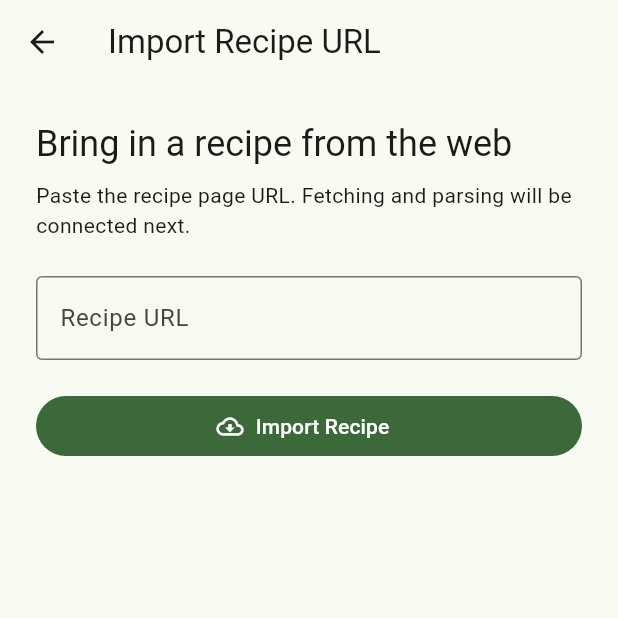
After one commit to scotty2hottyy/recipe_deck, a Flutter app: the screen it shows after launch, after a tap on "Import from URL", on a phone screen of 412 x 824 dp, the top half of it. The commit adds this screen. Run offline on Flutter 3.47's test engine with Material 3 defaults, Android fonts, the phone set to English and light mode, and no system bars; our stand-ins replace sqflite; accounts and stored records are empty.

Commit message:
Complete issue 9 URL import UI

```diff
--- a/lib/screens/recipe_list_screen.dart
+++ b/lib/screens/recipe_list_screen.dart
@@ -4,6 +4,7 @@ import '../models/recipe.dart';
 import '../services/recipe_database_service.dart';
 import 'add_recipe_screen.dart';
 import 'recipe_detail_screen.dart';
+import 'recipe_url_import_screen.dart';
 
 class RecipeListScreen extends StatefulWidget {
   const RecipeListScreen({super.key, this.databaseService});
@@ -50,10 +51,26 @@ class _RecipeListScreenState extends State<RecipeListScreen> {
     if (mounted && saved != null) _reload();
   }
 
+  Future<void> _importRecipeUrl() async {
+    await Navigator.of(context).push<void>(
+      MaterialPageRoute(builder: (_) => const RecipeUrlImportScreen()),
+    );
+  }
+
   @override
   Widget build(BuildContext context) {
     return Scaffold(
-      appBar: AppBar(title: const Text('Recipe Deck')),
+      appBar: AppBar(
+        title: const Text('Recipe Deck'),
+        actions: [
+          IconButton(
+            key: const Key('openRecipeUrlImportButton'),
+            tooltip: 'Import Recipe URL',
+            onPressed: _importRecipeUrl,
+            icon: const Icon(Icons.link),
+          ),
+        ],
+      ),
       body: FutureBuilder<List<Recipe>>(
         future: _recipes,
         builder: (context, snapshot) {
@@ -102,6 +119,12 @@ class _RecipeListScreenState extends State<RecipeListScreen> {
                       icon: const Icon(Icons.add),
                       label: const Text('Add Recipe'),
                     ),
+                    const SizedBox(height: 12),
+                    OutlinedButton.icon(
+                      onPressed: _importRecipeUrl,
+                      icon: const Icon(Icons.link),
+                      label: const Text('Import from URL'),
+                    ),
                   ],
                 ),
               ),
--- /dev/null
+++ b/lib/screens/recipe_url_import_screen.dart
@@ -0,0 +1,125 @@
+import 'package:flutter/material.dart';
+
+class RecipeUrlImportScreen extends StatefulWidget {
+  const RecipeUrlImportScreen({super.key});
+
+  @override
+  State<RecipeUrlImportScreen> createState() => _RecipeUrlImportScreenState();
+}
+
+class _RecipeUrlImportScreenState extends State<RecipeUrlImportScreen> {
+  final _formKey = GlobalKey<FormState>();
+  final _url = TextEditingController();
+  String? _submittedUrl;
+
+  @override
+  void dispose() {
+    _url.dispose();
+    super.dispose();
+  }
+
+  String? _validateUrl(String? value) {
+    final trimmed = value?.trim() ?? '';
+    if (trimmed.isEmpty) return 'Enter a recipe URL.';
+
+    final uri = Uri.tryParse(trimmed);
+    if (uri == null ||
+        !uri.hasScheme ||
+        (uri.scheme != 'http' && uri.scheme != 'https') ||
+        uri.host.isEmpty) {
+      return 'Enter a valid http or https URL.';
+    }
+
+    return null;
+  }
+
+  void _submit() {
+    if (!_formKey.currentState!.validate()) return;
+
+    final trimmed = _url.text.trim();
+    FocusScope.of(context).unfocus();
+    setState(() => _submittedUrl = trimmed);
+    ScaffoldMessenger.of(context).showSnackBar(
+      const SnackBar(content: Text('Recipe URL ready for import.')),
+    );
+  }
+
+  @override
+  Widget build(BuildContext context) {
+    final theme = Theme.of(context);
+    return Scaffold(
+      appBar: AppBar(title: const Text('Import Recipe URL')),
+      body: Center(
+        child: ConstrainedBox(
+          constraints: const BoxConstraints(maxWidth: 720),
+          child: Form(
+            key: _formKey,
+            child: ListView(
+              padding: const EdgeInsets.all(24),
+              children: [
+                Text(
+                  'Bring in a recipe from the web',
+                  style: theme.textTheme.headlineSmall,
+                ),
+                const SizedBox(height: 8),
+                const Text(
+                  'Paste the recipe page URL. Fetching and parsing will be connected next.',
+                ),
+                const SizedBox(height: 24),
+                TextFormField(
+                  key: const Key('recipeUrlField'),
+                  controller: _url,
+                  keyboardType: TextInputType.url,
+                  textInputAction: TextInputAction.done,
+                  autocorrect: false,
+                  decoration: const InputDecoration(
+                    labelText: 'Recipe URL',
+                    hintText: 'https://example.com/recipes/soup',
+                    border: OutlineInputBorder(),
+                  ),
+                  validator: _validateUrl,
+                  onFieldSubmitted: (_) => _submit(),
+                ),
+                const SizedBox(height: 20),
+                FilledButton.icon(
+                  key: const Key('importRecipeUrlButton'),
+                  onPressed: _submit,
+                  icon: const Icon(Icons.cloud_download_outlined),
+                  label: const Text('Import Recipe'),
+                ),
+                if (_submittedUrl != null) ...[
+                  const SizedBox(height: 24),
+                  Card(
+                    child: Padding(
+                      padding: const EdgeInsets.all(20),
+                      child: Column(
+                        crossAxisAlignment: CrossAxisAlignment.start,
+                        children: [
+                          Row(
+                            children: [
+                              Icon(
+                                Icons.check_circle_outline,
+                                color: theme.colorScheme.primary,
+                              ),
+                              const SizedBox(width: 12),
+                              Text(
+                                'Ready for import',
+                                style: theme.textTheme.titleMedium,
+                              ),
+                            ],
+                          ),
+                          const SizedBox(height: 12),
+                          SelectableText(_submittedUrl!),
+                        ],
+                      ),
+                    ),
+                  ),
+                ],
+              ],
+            ),
+          ),
+        ),
+      ),
+    );
+  }
+}
```
Also changed, not shown: 2 other files.
